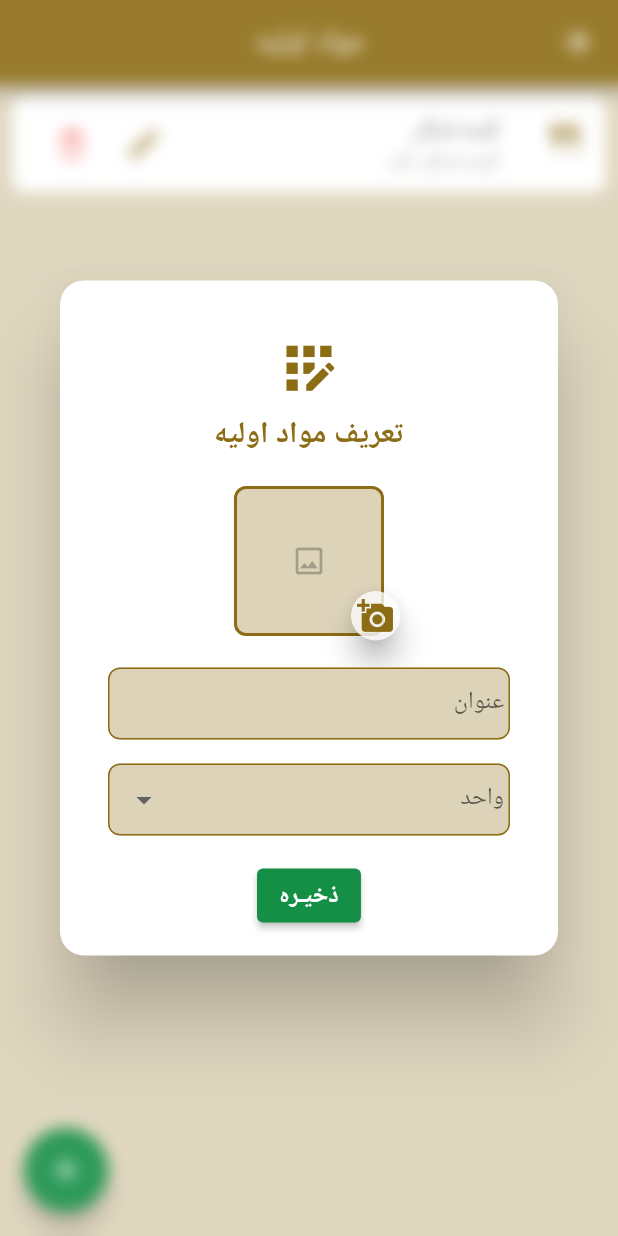
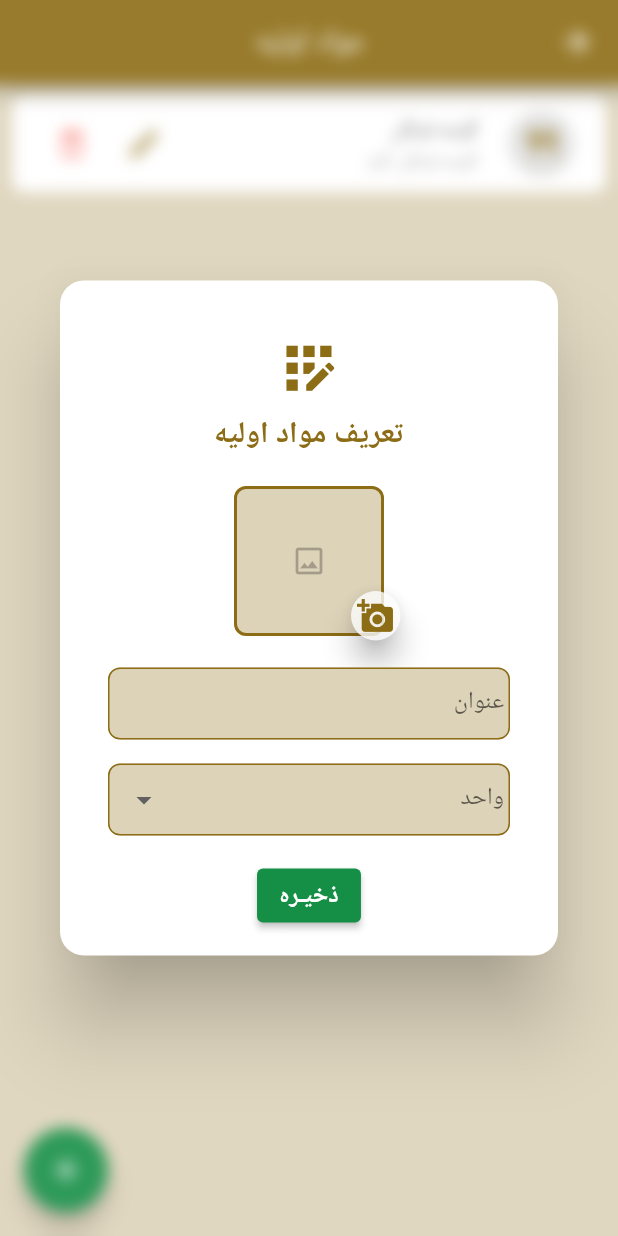
Before and after one commit to aminJamali/coocking, a Flutter app: the IngredientsPage screen opened by its route, after a tap on the "edit" icon, on a phone screen of 412 x 824 dp. Run offline on Flutter 3.47's test engine with Material 2 defaults, Android fonts, the light colour scheme and no system bars; our stand-ins replace dartz, dio, flutter_slider_drawer, fluttertoast, get, image_picker; network calls fail; Roboto replaces fonts that are missing (IRANSans).

Commit message:
feat: upload image on server

```diff
--- a/lib/src/infrastructures/commons/http_client.dart
+++ b/lib/src/infrastructures/commons/advance_http_client.dart
@@ -1,17 +1,18 @@
 import 'dart:async';
 
-import 'package:cooking/src/infrastructures/commons/parameters.dart';
 import 'package:dartz/dartz.dart';
 import 'package:dio/dio.dart';
 
-class HttpClient {
+import 'parameters.dart';
+
+class AdvanceHttpClient {
   final String baseUrl;
   final String? exceptionPrefix;
   Dio? _dio;
   final void Function(String exceptionKey) handleExceptionCallBack;
   final bool disableGeneralInterceptor;
 
-  HttpClient({
+  AdvanceHttpClient({
     required final this.baseUrl,
     required final this.handleExceptionCallBack,
    final this.disableGeneralInterceptor = false,
--- a/lib/src/infrastructures/utils/utils.dart
+++ b/lib/src/infrastructures/utils/utils.dart
@@ -1,8 +1,10 @@
+import 'package:dio/dio.dart';
 import 'package:flutter/material.dart';
 import 'package:fluttertoast/fluttertoast.dart';
-import 'package:get/get.dart';
+import 'package:get/get.dart' hide FormData,MultipartFile;
+import 'package:image_picker/image_picker.dart';
 
-import '../commons/http_client.dart';
+import '../commons/advance_http_client.dart';
 import '../commons/parameters.dart';
 
 class Utils {
@@ -36,7 +38,7 @@ class Utils {
   static const largeHorizontalSpace = SizedBox(
     width: Utils.largeSpace,
   );
-
+  static const double middleUserImageSize = 50.0;
   static const middlePadding = EdgeInsetsDirectional.all(middleSpace);
   static const smallPadding = EdgeInsetsDirectional.all(smallSpace);
   static const tinyPadding = EdgeInsetsDirectional.all(tinySpace);
@@ -59,8 +61,8 @@ class Utils {
     return null;
   }
 
-  static HttpClient http() {
-    final HttpClient _httpclient = HttpClient(
+  static AdvanceHttpClient http() {
+    final AdvanceHttpClient _httpclient = AdvanceHttpClient(
       baseUrl: Parameters.fullUrl,
       handleExceptionCallBack: handleException,
     );
@@ -70,4 +72,15 @@ class Utils {
   static void handleException(final String exceptionKey) =>
       Fluttertoast.showToast(
           msg: exceptionKey, backgroundColor: Get.theme.colorScheme.error);
+
+  static Future<FormData> convertToByte(
+      final XFile fileDetails,
+      ) async {
+    final MultipartFile multipartFile = MultipartFile.fromBytes(
+      await fileDetails.readAsBytes(),
+      filename: fileDetails.name,
+    );
+    final formData = FormData.fromMap({'file': multipartFile});
+    return formData;
+  }
 }
--- a/lib/src/pages/admin/ingredients/repositories/ingredients_repository.dart
+++ b/lib/src/pages/admin/ingredients/repositories/ingredients_repository.dart
@@ -1,20 +1,18 @@
 import 'package:dartz/dartz.dart';
-import '../../../../infrastructures/commons/http_client.dart';
+import '../../../../infrastructures/commons/advance_http_client.dart';
 import '../../../../infrastructures/commons/url_repository.dart';
 import '../../../../infrastructures/utils/utils.dart';
 import '../models/ingredients_list_view_model.dart';
 
 class IngredientsRepository {
-  HttpClient? _httpClient;
-
-  IngredientsRepository() {
-    _httpClient = Utils.http();
-  }
+  final AdvanceHttpClient _httpClient = Utils.http();
 
   Future<Either<String, IngredientsListViewModel>> getAllIngredients(
       {final String? query}) async {
     final String _url = UrlRepository.getAllIngredientsUrl();
-    final Either<String, dynamic> response = await _httpClient!.get(_url,);
+    final Either<String, dynamic> response = await _httpClient.get(
+      _url,
+    );
     return response.fold(
       (final exception) => Left(exception),
       (final data) => Right(IngredientsListViewModel.fromJson(data)),
--- a/lib/src/pages/admin/ingredients/views/dialog/modify_ingredients_dialog.dart
+++ b/lib/src/pages/admin/ingredients/views/dialog/modify_ingredients_dialog.dart
@@ -34,7 +34,9 @@ class ModifyIngredientsDialog<T extends IngredientsModifyController>
                   Utils.smallVerticalSpace,
                   ..._header(),
                   Utils.largeVerticalSpace,
-                  const ImagePickers(),
+                   ImagePickers(
+                    onPickFile: onImageSelected,
+                  ),
                   Padding(
                     padding: Utils.largePadding,
                     child: _title(),
@@ -93,11 +95,15 @@ class ModifyIngredientsDialog<T extends IngredientsModifyController>
         _headerTitle(),
       ];
 
-  Text _headerTitle() => Text(
+  Widget _headerTitle() => Text(
         'تعریف مواد اولیه',
         style: TextStyle(
             fontSize: 20,
             fontWeight: FontWeight.bold,
             color: Theme.of(Get.context!).colorScheme.primary),
       );
+
+  void onImageSelected(final String avatarId){
+    print('doc:$avatarId');
+  }
 }
--- a/lib/src/pages/admin/ingredients/views/widgets/ingredients_list_item.dart
+++ b/lib/src/pages/admin/ingredients/views/widgets/ingredients_list_item.dart
@@ -1,10 +1,11 @@
-import 'package:cooking/src/pages/admin/ingredients/controllers/ingredients_edit_controller.dart';
-import 'package:cooking/src/pages/admin/ingredients/views/dialog/modify_ingredients_dialog.dart';
 import 'package:flutter/material.dart';
 import 'package:get/get.dart';
 
 import '../../../../../infrastructures/utils/utils.dart';
+import '../../../../shared/views/advance_network_image.dart';
+import '../../controllers/ingredients_edit_controller.dart';
 import '../../models/ingredients_view_model.dart';
+import '../dialog/modify_ingredients_dialog.dart';
 
 class IngredientsListItem extends StatelessWidget {
   final IngredientsViewModel ingredientsViewModel;
@@ -23,10 +24,7 @@ class IngredientsListItem extends StatelessWidget {
           shape: const RoundedRectangleBorder(
               borderRadius:
                   BorderRadius.all(Radius.circular(Utils.middleSpace))),
-          leading: Icon(
-            Icons.restaurant_rounded,
-            color: Get.theme.colorScheme.primary,
-          ),
+          leading: AdvanceNetworkImage(documentId: ingredientsViewModel.avatarId,),
           title: Text(ingredientsViewModel.title),
           subtitle: Row(
             children: [
--- a/lib/src/pages/shared/controllers/pick_image_controller.dart
+++ /dev/null
@@ -1,4 +0,0 @@
-class PickImageController{
-
-
-}
--- /dev/null
+++ b/lib/src/pages/shared/views/advance_network_image.dart
@@ -0,0 +1,54 @@
+import 'package:flutter/material.dart';
+
+import '../../../infrastructures/commons/parameters.dart';
+import '../../../infrastructures/utils/utils.dart';
+
+class AdvanceNetworkImage extends StatelessWidget {
+  final String? documentId;
+  final double? imageSize;
+
+  const AdvanceNetworkImage({
+    final this.imageSize = Utils.middleUserImageSize,
+    final this.documentId,
+    final Key? key,
+  }) : super(key: key);
+
+  @override
+  Widget build(final BuildContext context) => documentId?.isNotEmpty ?? false
+      ? _profileImage(documentId: documentId)
+      : _defaultIcon(context);
+
+  Widget _profileImage({final String? documentId}) => Padding(
+    padding: Utils.tinyPadding,
+    child: ClipRRect(
+      borderRadius: BorderRadius.circular(imageSize!),
+      child: _image(documentId),
+    ),
+  );
+
+  Widget _image(final String? documentId) => Image.network(
+    '${Parameters.fullUrl}/documents/$documentId',
+    headers: {'authorization': 'Bearer ${Parameters.token}'},
+    fit: BoxFit.fill,
+    width: imageSize,
+    height: imageSize,
+  );
+
+  Widget _defaultIcon(final BuildContext context) => Padding(
+    padding: Utils.tinyPadding,
+    child: Container(
+      width: imageSize,
+      height: imageSize,
+      decoration: _iconDecoration(),
+      child:   Icon(
+        Icons.restaurant_rounded,
+        color: Theme.of(context).colorScheme.primary,
+      ),
+    ),
+  );
+
+  BoxDecoration _iconDecoration() => BoxDecoration(
+    shape: BoxShape.circle,
+    color: Colors.grey.shade300,
+  );
+}
--- a/lib/src/pages/shared/views/image_picker.dart
+++ b/lib/src/pages/shared/views/image_picker.dart
@@ -6,16 +6,25 @@ import 'package:get/get.dart';
 import 'package:image_picker/image_picker.dart';
 
 import '../../../infrastructures/utils/utils.dart';
+import '../controllers/upload_document_controller.dart';
 import '../models/pick_image_enum.dart';
 
 class ImagePickers extends StatefulWidget {
-  const ImagePickers({final Key? key}) : super(key: key);
+  final String? avatarId;
+  final void Function(String)? onPickFile;
+
+  const ImagePickers({
+    final this.onPickFile,
+    final this.avatarId,
+    final Key? key,
+  }) : super(key: key);
 
   @override
   _ImagePickersState createState() => _ImagePickersState();
 }
 
 class _ImagePickersState extends State<ImagePickers> {
+  final controller = Get.put(UploadDocumentController());
   Uint8List? _byte;
   final ImagePicker _picker = ImagePicker();
 
@@ -140,11 +149,14 @@ class _ImagePickersState extends State<ImagePickers> {
       pickedFile = await _imgFromGallery();
     }
 
-    setState(() {
-      if (pickedFile != null) {
-        pickedFile.readAsBytes().then((final value) => _byte = value);
-      }
-    });
+    if (pickedFile != null) {
+      controller.uploadDocument(fileDetails: pickedFile).then((final _) {
+        setState(() {
+          pickedFile!.readAsBytes().then((final value) => _byte = value);
+        });
+        widget.onPickFile?.call(controller.documentId!);
+      });
+    }
   }
 
   Future<XFile?> _imgFromGallery() async =>
```
Also changed, not shown: lib/src/pages/login/repositories/login_repository.dart (+3 -6 lines), lib/src/pages/shared/controllers/upload_document_controller.dart (added, +36 -0 lines), lib/src/pages/shared/repositories/upload_document_repository.dart (added, +21 -0 lines).
